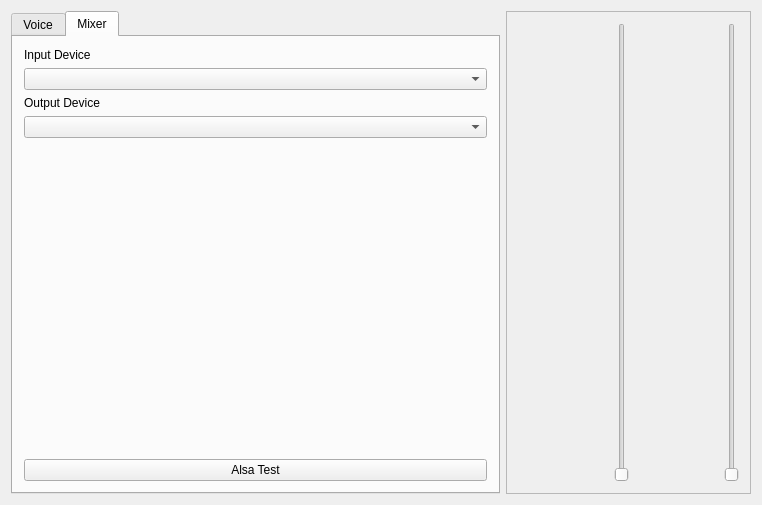
The window that mqt/mqtKeyer/KeyerMain.ui (zsteva/backup-minos2) describes before a commit, drawn with Qt 5.
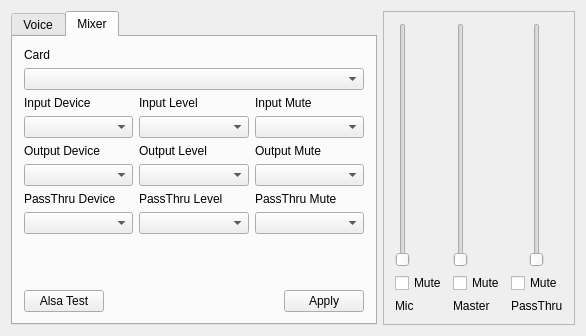
The same window after the commit. Custom widgets are drawn as their Qt base class.

Commit message: Alsa changes to get it onto Linux

Diff of the .ui file:
```diff
--- a/mqt/mqtKeyer/KeyerMain.ui
+++ b/mqt/mqtKeyer/KeyerMain.ui
@@ -6,8 +6,8 @@
    <rect>
     <x>0</x>
     <y>0</y>
-    <width>762</width>
-    <height>505</height>
+    <width>586</width>
+    <height>336</height>
    </rect>
   </property>
   <property name="windowTitle">
@@ -296,26 +296,162 @@
        <attribute name="title">
         <string>Mixer</string>
        </attribute>
-       <layout class="QVBoxLayout" name="verticalLayout">
+       <layout class="QVBoxLayout" name="verticalLayout_15">
         <item>
-         <widget class="QLabel" name="label">
-          <property name="text">
-           <string>Input Device</string>
-          </property>
-         </widget>
+         <layout class="QVBoxLayout" name="verticalLayout_14">
+          <item>
+           <widget class="QLabel" name="label_18">
+            <property name="text">
+             <string>Card</string>
+            </property>
+           </widget>
+          </item>
+          <item>
+           <widget class="QComboBox" name="cardCombo"/>
+          </item>
+         </layout>
         </item>
         <item>
-         <widget class="QComboBox" name="inputComboBox"/>
+         <layout class="QHBoxLayout" name="horizontalLayout_13" stretch="1,1,1">
+          <item>
+           <layout class="QVBoxLayout" name="verticalLayout">
+            <item>
+             <widget class="QLabel" name="label">
+              <property name="text">
+               <string>Input Device</string>
+              </property>
+             </widget>
+            </item>
+            <item>
+             <widget class="QComboBox" name="inputCombo">
+              <property name="sizeAdjustPolicy">
+               <enum>QComboBox::AdjustToContents</enum>
+              </property>
+             </widget>
+            </item>
+           </layout>
+          </item>
+          <item>
+           <layout class="QVBoxLayout" name="verticalLayout_6">
+            <item>
+             <widget class="QLabel" name="label_12">
+              <property name="text">
+               <string>Input Level</string>
+              </property>
+             </widget>
+            </item>
+            <item>
+             <widget class="QComboBox" name="inputLevelCombo"/>
+            </item>
+           </layout>
+          </item>
+          <item>
+           <layout class="QVBoxLayout" name="verticalLayout_7">
+            <item>
+             <widget class="QLabel" name="label_13">
+              <property name="text">
+               <string>Input Mute</string>
+              </property>
+             </widget>
+            </item>
+            <item>
+             <widget class="QComboBox" name="inputMuteCombo"/>
+            </item>
+           </layout>
+          </item>
+         </layout>
         </item>
         <item>
-         <widget class="QLabel" name="label_2">
-          <property name="text">
-           <string>Output Device</string>
-          </property>
-         </widget>
+         <layout class="QHBoxLayout" name="horizontalLayout_14" stretch="1,1,1">
+          <item>
+           <layout class="QVBoxLayout" name="verticalLayout_8">
+            <item>
+             <widget class="QLabel" name="label_2">
+              <property name="text">
+               <string>Output Device</string>
+              </property>
+             </widget>
+            </item>
+            <item>
+             <widget class="QComboBox" name="outputCombo"/>
+            </item>
+           </layout>
+          </item>
+          <item>
+           <layout class="QVBoxLayout" name="verticalLayout_10">
+            <item>
+             <widget class="QLabel" name="label_14">
+              <property name="text">
+               <string>Output Level</string>
+              </property>
+             </widget>
+            </item>
+            <item>
+             <widget class="QComboBox" name="outputLevelCombo"/>
+            </item>
+           </layout>
+          </item>
+          <item>
+           <layout class="QVBoxLayout" name="verticalLayout_11">
+            <item>
+             <widget class="QLabel" name="label_15">
+              <property name="text">
+               <string>Output Mute</string>
+              </property>
+             </widget>
+            </item>
+            <item>
+             <widget class="QComboBox" name="outputMuteCombo"/>
+            </item>
+           </layout>
+          </item>
+         </layout>
         </item>
         <item>
-         <widget class="QComboBox" name="outputComboBox"/>
+         <layout class="QHBoxLayout" name="horizontalLayout_15" stretch="1,1,1">
+          <item>
+           <layout class="QVBoxLayout" name="verticalLayout_9">
+            <item>
+             <widget class="QLabel" name="label_11">
+              <property name="text">
+               <string>PassThru Device</string>
+              </property>
+             </widget>
+            </item>
+            <item>
+             <widget class="QComboBox" name="passthruCombo"/>
+            </item>
+           </layout>
+          </item>
+          <item>
+           <layout class="QVBoxLayout" name="verticalLayout_12">
+            <item>
+             <widget class="QLabel" name="label_16">
+              <property name="text">
+               <string>PassThru Level</string>
+              </property>
+             </widget>
+            </item>
+            <item>
+             <widget class="QComboBox" name="passthruLevelCombo"/>
+            </item>
+           </layout>
+          </item>
+          <item>
+           <layout class="QVBoxLayout" name="verticalLayout_13">
+            <item>
+             <widget class="QLabel" name="label_17">
+              <property name="text">
+               <string>PassThru Mute</string>
+              </property>
+             </widget>
+            </item>
+            <item>
+             <widget class="QComboBox" name="passthruMuteCombo"/>
+            </item>
+           </layout>
+          </item>
+         </layout>
         </item>
         <item>
          <spacer name="verticalSpacer">
@@ -331,11 +467,35 @@
          </spacer>
         </item>
         <item>
-         <widget class="QPushButton" name="pushButton">
-          <property name="text">
-           <string>Alsa Test</string>
-          </property>
-         </widget>
+         <layout class="QHBoxLayout" name="horizontalLayout_16">
+          <item>
+           <widget class="QPushButton" name="alsaTestButton">
+            <property name="text">
+             <string>Alsa Test</string>
+            </property>
+           </widget>
+          </item>
+          <item>
+           <spacer name="horizontalSpacer_10">
+            <property name="orientation">
+             <enum>Qt::Horizontal</enum>
+            </property>
+            <property name="sizeHint" stdset="0">
+             <size>
+              <width>40</width>
+              <height>20</height>
+             </size>
+            </property>
+           </spacer>
+          </item>
+          <item>
+           <widget class="QPushButton" name="mixerApplyButton">
+            <property name="text">
+             <string>Apply</string>
+            </property>
+           </widget>
+          </item>
+         </layout>
         </item>
        </layout>
       </widget>
@@ -349,9 +509,38 @@
       <property name="frameShadow">
        <enum>QFrame::Raised</enum>
       </property>
-      <layout class="QHBoxLayout" name="horizontalLayout_2">
+      <layout class="QHBoxLayout" name="horizontalLayout_12">
        <item>
-        <widget class="LevelMeter" name="commonLevelMeter" native="true"/>
+        <layout class="QVBoxLayout" name="verticalLayout_3">
+         <item>
+          <layout class="QHBoxLayout" name="horizontalLayout_2">
+           <item>
+            <widget class="QSlider" name="inputLevelSlider">
+             <property name="orientation">
+              <enum>Qt::Vertical</enum>
+             </property>
+            </widget>
+           </item>
+           <item>
+            <widget class="LevelMeter" name="inputLevelMeter" native="true"/>
+           </item>
+          </layout>
+         </item>
+         <item>
+          <widget class="QCheckBox" name="inputMute">
+           <property name="text">
+            <string>Mute</string>
+           </property>
+          </widget>
+         </item>
+         <item>
+          <widget class="QLabel" name="label_8">
+           <property name="text">
+            <string>Mic</string>
+           </property>
+          </widget>
+         </item>
+        </layout>
        </item>
        <item>
         <spacer name="horizontalSpacer">
@@ -367,11 +556,36 @@
         </spacer>
        </item>
        <item>
-        <widget class="QSlider" name="inputLevelSlider">
-         <property name="orientation">
-          <enum>Qt::Vertical</enum>
-         </property>
-        </widget>
+        <layout class="QVBoxLayout" name="verticalLayout_4">
+         <item>
+          <layout class="QHBoxLayout" name="horizontalLayout_10">
+           <item>
+            <widget class="QSlider" name="masterLevelSlider">
+             <property name="orientation">
+              <enum>Qt::Vertical</enum>
+             </property>
+            </widget>
+           </item>
+           <item>
+            <widget class="LevelMeter" name="masterLevelMeter" native="true"/>
+           </item>
+          </layout>
+         </item>
+         <item>
+          <widget class="QCheckBox" name="masterMute">
+           <property name="text">
+            <string>Mute</string>
+           </property>
+          </widget>
+         </item>
+         <item>
+          <widget class="QLabel" name="label_9">
+           <property name="text">
+            <string>Master</string>
+           </property>
+          </widget>
+         </item>
+        </layout>
        </item>
        <item>
         <spacer name="horizontalSpacer_2">
@@ -387,11 +601,33 @@
         </spacer>
        </item>
        <item>
-        <widget class="QSlider" name="outputLevelSlider">
-         <property name="orientation">
-          <enum>Qt::Vertical</enum>
-         </property>
-        </widget>
+        <layout class="QVBoxLayout" name="verticalLayout_5">
+         <item>
+          <layout class="QHBoxLayout" name="horizontalLayout_11">
+           <item>
+            <widget class="QSlider" name="passthruLevelSlider">
+             <property name="orientation">
+              <enum>Qt::Vertical</enum>
+             </property>
+            </widget>
+           </item>
+          </layout>
+         </item>
+         <item>
+          <widget class="QCheckBox" name="passthruMute">
+           <property name="text">
+            <string>Mute</string>
+           </property>
+          </widget>
+         </item>
+         <item>
+          <widget class="QLabel" name="label_10">
+           <property name="text">
+            <string>PassThru</string>
+           </property>
+          </widget>
+         </item>
+        </layout>
        </item>
       </layout>
      </widget>
```
The commit also changes 13 other files.
